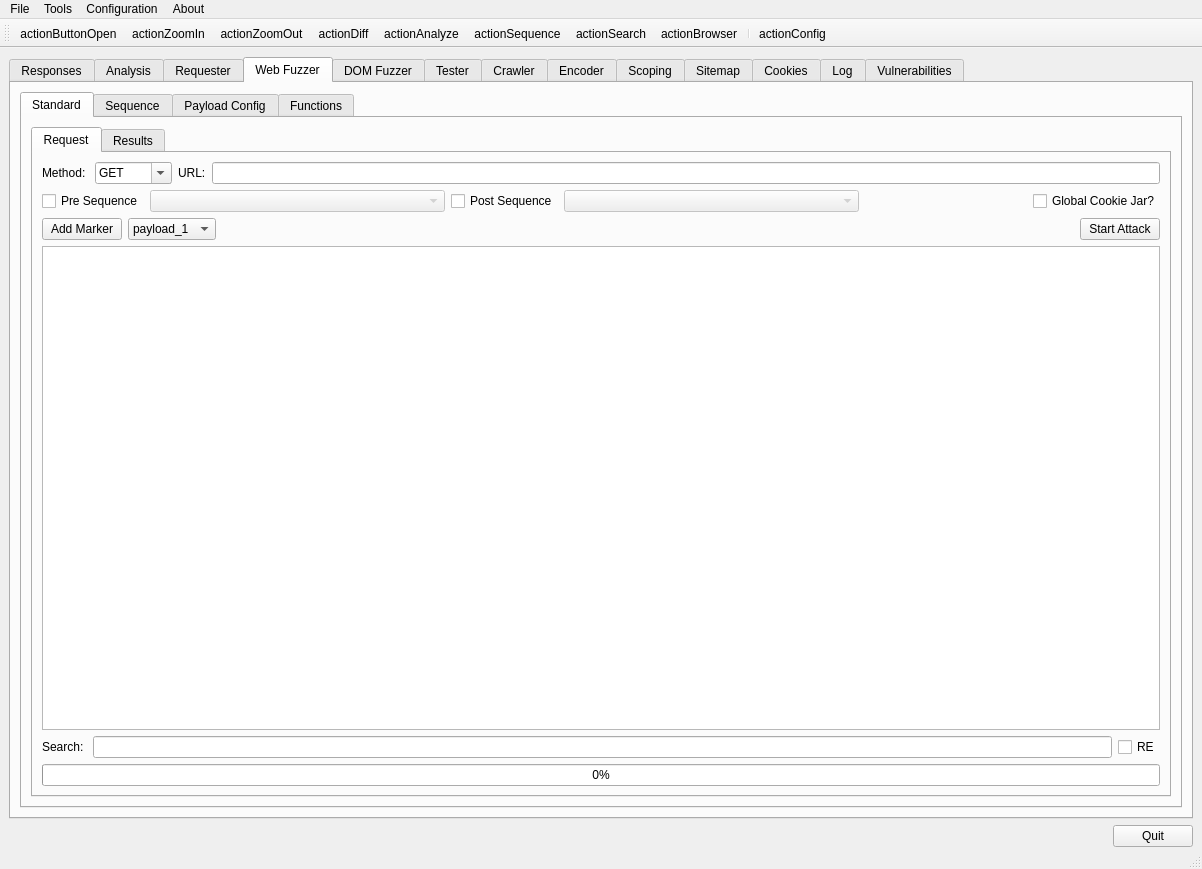
This is branches/raft3/ui/RaftMain.ui in RAFTDevTeam/raft as Qt 5 draws it before an edit. The edited form follows.
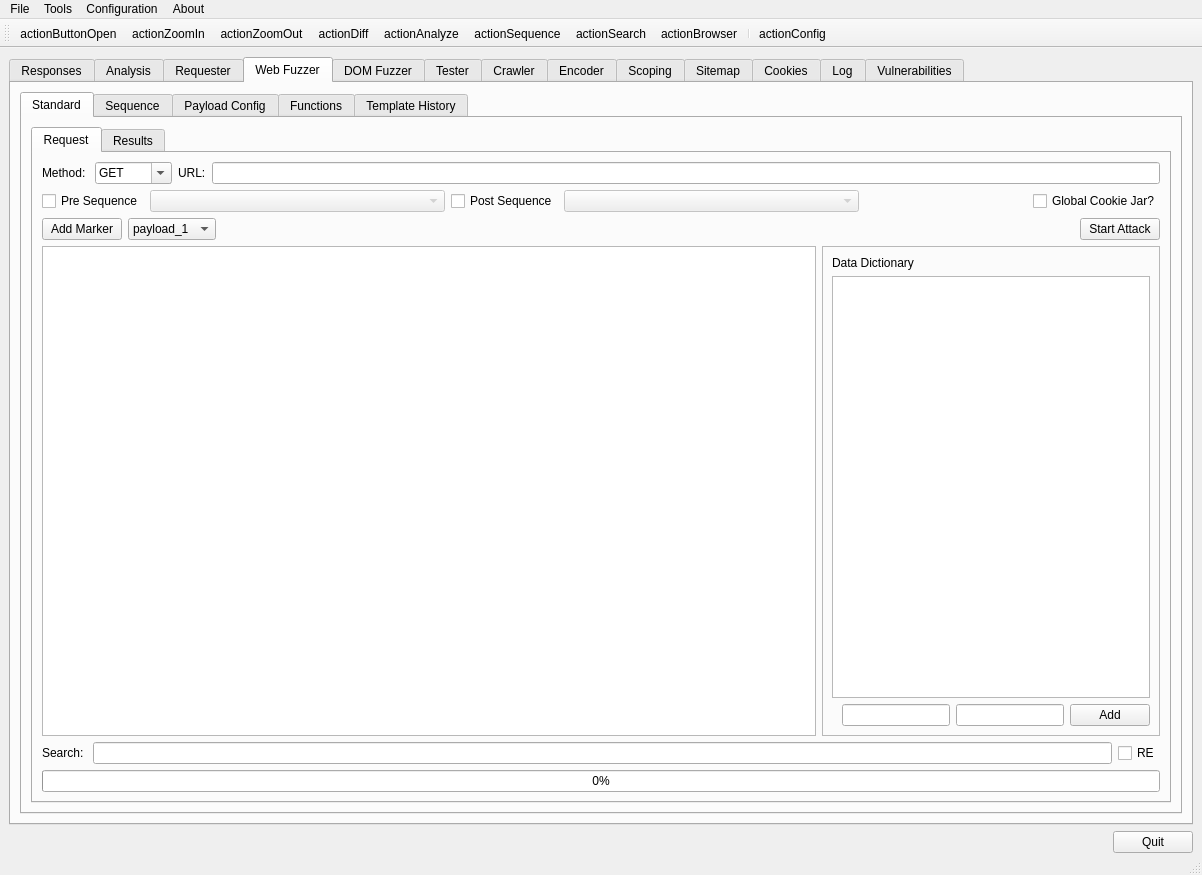
This is the edited form. The open tabs and pages were chosen to show the change. Icons and pictures are not drawn. Custom widgets are drawn as their Qt base class.

Commit message: Added some UI elements for fuzzer

The edit to the form file:
```diff
--- a/branches/raft3/ui/RaftMain.ui
+++ b/branches/raft3/ui/RaftMain.ui
@@ -7,7 +7,7 @@
     <x>0</x>
     <y>0</y>
     <width>1202</width>
-    <height>869</height>
+    <height>875</height>
    </rect>
   </property>
   <property name="windowTitle">
@@ -681,6 +681,12 @@
        <layout class="QVBoxLayout" name="verticalLayout_23">
         <item>
          <widget class="QTabWidget" name="webFuzzTab">
+          <property name="minimumSize">
+           <size>
+            <width>200</width>
+            <height>0</height>
+           </size>
+          </property>
           <property name="currentIndex">
            <number>0</number>
           </property>
@@ -876,7 +882,123 @@
                  </layout>
                 </item>
                 <item>
-                 <widget class="QPlainTextEdit" name="wfStdEdit"/>
+                 <layout class="QHBoxLayout" name="horizontalLayout_40">
+                  <item>
+                   <widget class="QPlainTextEdit" name="wfStdEdit"/>
+                  </item>
+                  <item>
+                   <widget class="QFrame" name="wfDataDictionaryFrame">
+                    <property name="sizePolicy">
+                     <sizepolicy hsizetype="Fixed" vsizetype="Preferred">
+                      <horstretch>0</horstretch>
+                      <verstretch>0</verstretch>
+                     </sizepolicy>
+                    </property>
+                    <property name="frameShape">
+                     <enum>QFrame::StyledPanel</enum>
+                    </property>
+                    <layout class="QVBoxLayout" name="verticalLayout_67">
+                     <item>
+                      <widget class="QLabel" name="label_24">
+                       <property name="sizePolicy">
+                        <sizepolicy hsizetype="Fixed" vsizetype="Preferred">
+                         <horstretch>0</horstretch>
+                         <verstretch>0</verstretch>
+                        </sizepolicy>
+                       </property>
+                       <property name="minimumSize">
+                        <size>
+                         <width>60</width>
+                         <height>0</height>
+                        </size>
+                       </property>
+                       <property name="text">
+                        <string>Data Dictionary</string>
+                       </property>
+                      </widget>
+                     </item>
+                     <item>
+                      <widget class="QTableView" name="wfDataDictionaryDataTable">
+                       <property name="sizePolicy">
+                        <sizepolicy hsizetype="Minimum" vsizetype="Expanding">
+                         <horstretch>0</horstretch>
+                         <verstretch>0</verstretch>
+                        </sizepolicy>
+                       </property>
+                       <property name="minimumSize">
+                        <size>
+                         <width>120</width>
+                         <height>0</height>
+                        </size>
+                       </property>
+                      </widget>
+                     </item>
+                     <item>
+                      <layout class="QHBoxLayout" name="horizontalLayout_41">
+                       <item>
+                        <spacer name="horizontalSpacer_21">
+                         <property name="orientation">
+                          <enum>Qt::Horizontal</enum>
+                         </property>
+                         <property name="sizeHint" stdset="0">
+                          <size>
+                           <width>10</width>
+                           <height>20</height>
+                          </size>
+                         </property>
+                        </spacer>
+                       </item>
+                       <item>
+                        <widget class="QLineEdit" name="wfDataDictionaryDataName">
+                         <property name="sizePolicy">
+                          <sizepolicy hsizetype="Fixed" vsizetype="Fixed">
+                           <horstretch>0</horstretch>
+                           <verstretch>0</verstretch>
+                          </sizepolicy>
+                         </property>
+                         <property name="minimumSize">
+                          <size>
+                           <width>30</width>
+                           <height>0</height>
+                          </size>
+                         </property>
+                        </widget>
+                       </item>
+                       <item>
+                        <widget class="QLineEdit" name="wfDataDictionaryDataValue">
+                         <property name="sizePolicy">
+                          <sizepolicy hsizetype="Minimum" vsizetype="Fixed">
+                           <horstretch>0</horstretch>
+                           <verstretch>0</verstretch>
+                          </sizepolicy>
+                         </property>
+                         <property name="minimumSize">
+                          <size>
+                           <width>50</width>
+                           <height>0</height>
+                          </size>
+                         </property>
+                        </widget>
+                       </item>
+                       <item>
+                        <widget class="QPushButton" name="wfDataDictonaryAddButton">
+                         <property name="sizePolicy">
+                          <sizepolicy hsizetype="Fixed" vsizetype="Fixed">
+                           <horstretch>0</horstretch>
+                           <verstretch>0</verstretch>
+                          </sizepolicy>
+                         </property>
+                         <property name="text">
+                          <string>Add</string>
+                         </property>
+                        </widget>
+                       </item>
+                      </layout>
+                     </item>
+                    </layout>
+                   </widget>
+                  </item>
+                 </layout>
                 </item>
                 <item>
                  <layout class="QHBoxLayout" name="horizontalLayout_16">
@@ -1413,6 +1535,16 @@
             </item>
            </layout>
           </widget>
+          <widget class="QWidget" name="wfTemplateHistory">
+           <attribute name="title">
+            <string>Template History</string>
+           </attribute>
+           <layout class="QVBoxLayout" name="verticalLayout_68">
+            <item>
+             <widget class="QTableWidget" name="wfTemplateHistoryDataTable"/>
+            </item>
+           </layout>
+          </widget>
          </widget>
         </item>
        </layout>
```
Left out of the diff: 9 changed lines with no effect on the pictures. The commit also changes 2 other files.
